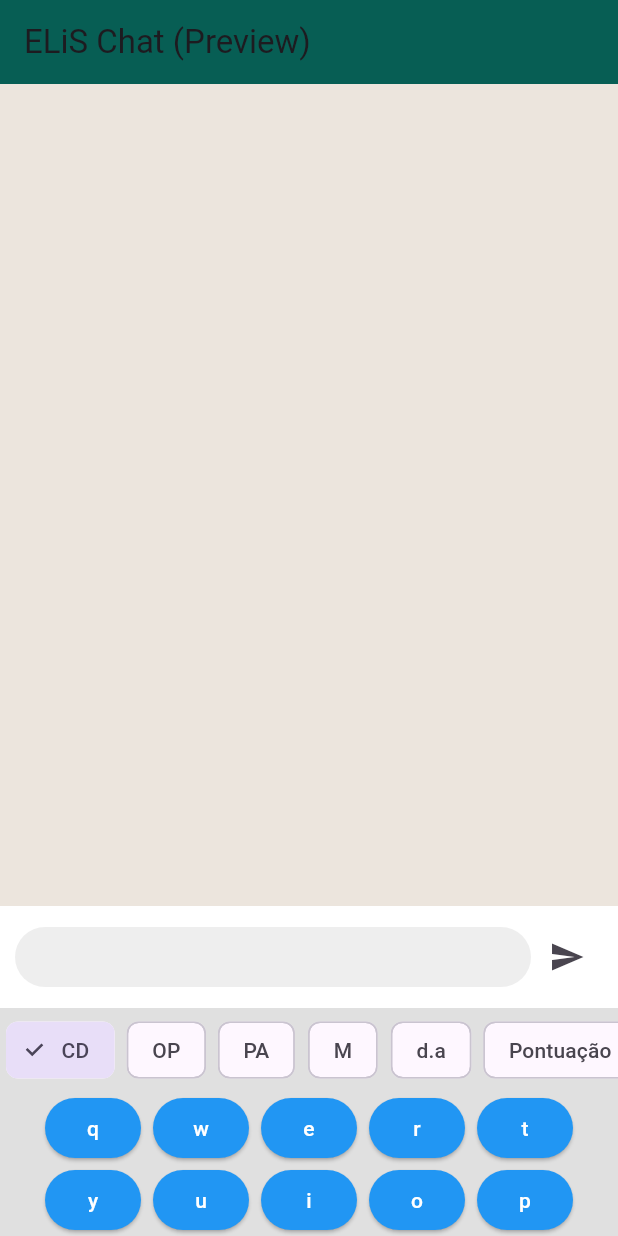
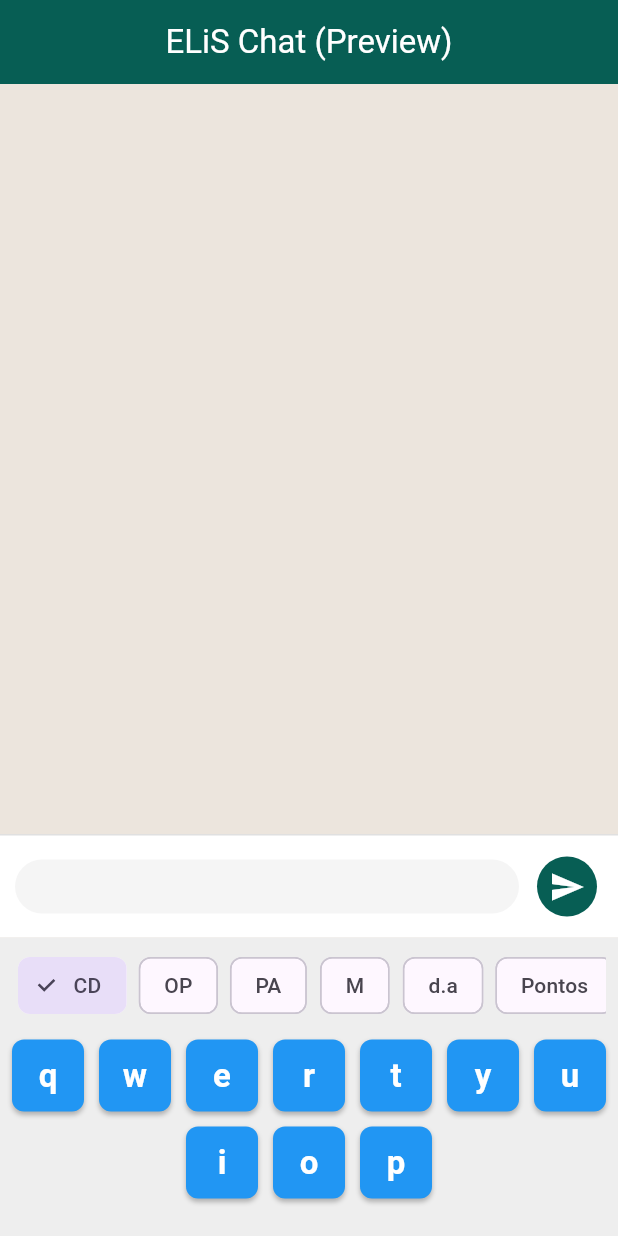
Before and after one commit to ELiS-Cell/ELiS-Chat, a Flutter app: the screen it shows after launch, after a tap on the "send" icon, on a phone screen of 412 x 824 dp. Run offline on Flutter 3.47's test engine with Material 3 defaults, Android fonts, the phone set to English and light mode, and no system bars; our stand-ins replace supabase_flutter; accounts and stored records are empty.

Commit message:
Update main.dart

```diff
--- a/lib/main.dart
+++ b/lib/main.dart
@@ -4,12 +4,12 @@ import 'package:supabase_flutter/supabase_flutter.dart';
 void main() async {
   WidgetsFlutterBinding.ensureInitialized();
 
-  // O Supabase será inicializado aqui.
-  // Por enquanto, deixamos comentado para o seu Actions ficar VERDE e o app abrir.
+  // As chaves do Supabase serão inseridas aqui após a criação da sua conta.
+  // Por enquanto, o app inicia sem travar para o GitHub Actions ficar verde.
   /*
   await Supabase.initialize(
-    url: 'SUA_URL_DO_SUPABASE',
-    anonKey: 'SUA_CHAVE_ANON_DO_SUPABASE',
+    url: 'https://seu-projeto.supabase.co',
+    anonKey: 'sua-chave-anonima',
   );
   */
 
@@ -26,8 +26,8 @@ class ELiSApp extends StatelessWidget {
       theme: ThemeData(
         primarySwatch: Colors.teal,
         scaffoldBackgroundColor: const Color(0xFFECE5DD),
+        useMaterial3: true,
       ),
-      // Começaremos direto na tela de Chat para testar a interface
       home: const ChatScreen(),
       debugShowCheckedModeBanner: false,
     );
@@ -42,24 +42,25 @@ class ChatScreen extends StatefulWidget {
 }
 
 class _ChatScreenState extends State<ChatScreen> {
-  final List<String> _messages = []; // Lista temporária até conectarmos o banco
+  final List<String> _messages = [];
   final List<TextSpan> _currentTextSpans = [];
   int _currentCategory = 0;
 
+  // Definição das categorias do teclado ELiS
   final Map<int, Map<String, dynamic>> _keyboardCategories = {
     0: {'name': 'CD', 'color': Colors.blue, 'keys': ['q', 'w', 'e', 'r', 't', 'y', 'u', 'i', 'o', 'p']},
     1: {'name': 'OP', 'color': Colors.amber, 'keys': ['l', 'ç', 'z', 'x', 'c', 'v']},
     2: {'name': 'PA', 'color': Colors.green, 'keys': ['Q', 'W', 'E', 'R', 'T', 'Y', 'U', 'I']},
     3: {'name': 'M', 'color': Colors.orange, 'keys': ['à', 'á', 'â', 'ã', 'è', 'é']},
     4: {'name': 'd.a', 'color': Colors.purple, 'keys': ['n', 'm', '<', '>', '§']},
-    5: {'name': 'Pontuação', 'color': Colors.pink, 'keys': ['//', ':', '.', '-']},
+    5: {'name': 'Pontos', 'color': Colors.pink, 'keys': ['//', ':', '.', '-']},
   };
 
   void _onKeyTap(String key) {
     setState(() {
       _currentTextSpans.add(TextSpan(
         text: key,
-        style: const TextStyle(fontSize: 32, color: Colors.black87),
+        style: const TextStyle(fontSize: 32, color: Colors.black, fontFamily: 'ElisFont'),
       ));
     });
   }
@@ -67,6 +68,7 @@ class _ChatScreenState extends State<ChatScreen> {
   void _sendMessage() {
     if (_currentTextSpans.isEmpty) return;
     setState(() {
+      // Converte os símbolos digitados em uma string única
       String fullText = _currentTextSpans.map((e) => e.text).join();
       _messages.insert(0, fullText);
       _currentTextSpans.clear();
@@ -77,41 +79,66 @@ class _ChatScreenState extends State<ChatScreen> {
   Widget build(BuildContext context) {
     return Scaffold(
       appBar: AppBar(
-        title: const Text('ELiS Chat (Preview)'),
+        title: const Text('ELiS Chat (Preview)', style: TextStyle(color: Colors.white)),
         backgroundColor: const Color(0xFF075E54),
+        centerTitle: true,
       ),
       body: Column(
         children: [
+          // Histórico de Mensagens
           Expanded(
             child: ListView.builder(
               reverse: true,
               itemCount: _messages.length,
-              itemBuilder: (context, i) => ListTile(
-                title: Text(_messages[i], style: const TextStyle(fontSize: 24)),
+              itemBuilder: (context, i) => Align(
+                alignment: Alignment.centerRight,
+                child: Container(
+                  margin: const EdgeInsets.symmetric(vertical: 4, horizontal: 12),
+                  padding: const EdgeInsets.all(12),
+                  decoration: BoxDecoration(
+                    color: const Color(0xFFDCF8C6),
+                    borderRadius: BorderRadius.circular(15),
+                    boxShadow: [BoxShadow(color: Colors.black12, blurRadius: 2)],
+                  ),
+                  child: Text(_messages[i], style: const TextStyle(fontSize: 24)),
+                ),
               ),
             ),
           ),
-          // Área de digitação
+
+          // Campo de Digitação Visual
           Container(
             padding: const EdgeInsets.all(10),
-            color: Colors.white,
+            decoration: BoxDecoration(
+              color: Colors.white,
+              border: Border(top: BorderSide(color: Colors.grey.shade300)),
+            ),
             child: Row(
               children: [
                 Expanded(
                   child: Container(
-                    padding: const EdgeInsets.all(12),
+                    minHeight: 50,
+                    padding: const EdgeInsets.symmetric(horizontal: 15, vertical: 10),
                     decoration: BoxDecoration(
-                      color: Colors.grey[200],
-                      borderRadius: BorderRadius.circular(20),
+                      color: Colors.grey[100],
+                      borderRadius: BorderRadius.circular(25),
                     ),
-                    child: RichText(text: TextSpan(children: _currentTextSpans)),
+                    child: RichText(
+                      text: TextSpan(children: _currentTextSpans),
+                    ),
                   ),
                 ),
-                IconButton(icon: const Icon(Icons.send), onPressed: _sendMessage),
+                const SizedBox(width: 8),
+                IconButton.filled(
+                  onPressed: _sendMessage,
+                  icon: const Icon(Icons.send),
+                  style: IconButton.styleFrom(backgroundColor: const Color(0xFF075E54)),
+                ),
               ],
             ),
           ),
-          // Teclado
+
+          // Teclado ELiS
           _buildKeyboard(),
         ],
       ),
@@ -121,14 +148,16 @@ class _ChatScreenState extends State<ChatScreen> {
   Widget _buildKeyboard() {
     final cat = _keyboardCategories[_currentCategory]!;
     return Container(
-      color: Colors.grey[300],
+      color: Colors.grey[200],
+      padding: const EdgeInsets.fromLTRB(8, 8, 8, 25),
       child: Column(
         children: [
+          // Seleção de Categorias
           SingleChildScrollView(
             scrollDirection: Axis.horizontal,
             child: Row(
               children: List.generate(6, (i) => Padding(
-                padding: const EdgeInsets.all(4.0),
+                padding: const EdgeInsets.symmetric(horizontal: 4),
                 child: ChoiceChip(
                   label: Text(_keyboardCategories[i]!['name']),
                   selected: _currentCategory == i,
@@ -137,13 +166,26 @@ class _ChatScreenState extends State<ChatScreen> {
               )),
             ),
           ),
+          const SizedBox(height: 12),
+          // Botões das Letras/Sinais
           Wrap(
-            padding: const EdgeInsets.all(8),
-            spacing: 8,
-            children: (cat['keys'] as List<String>).map((k) => ElevatedButton(
-              onPressed: () => _onKeyTap(k),
-              style: ElevatedButton.styleFrom(backgroundColor: cat['color']),
-              child: Text(k, style: const TextStyle(color: Colors.white)),
+            spacing: 10,
+            runSpacing: 10,
+            alignment: WrapAlignment.center,
+            children: (cat['keys'] as List<String>).map((k) => InkWell(
+              onTap: () => _onKeyTap(k),
+              child: Container(
+                width: 48,
+                height: 48,
+                decoration: BoxDecoration(
+                  color: cat['color'],
+                  borderRadius: BorderRadius.circular(8),
+                  boxShadow: [BoxShadow(color: Colors.black26, blurRadius: 2, offset: Offset(0, 2))],
+                ),
+                child: Center(
+                  child: Text(k, style: const TextStyle(fontSize: 22, color: Colors.white, fontWeight: FontWeight.bold)),
+                ),
+              ),
             )).toList(),
           ),
         ],
```
